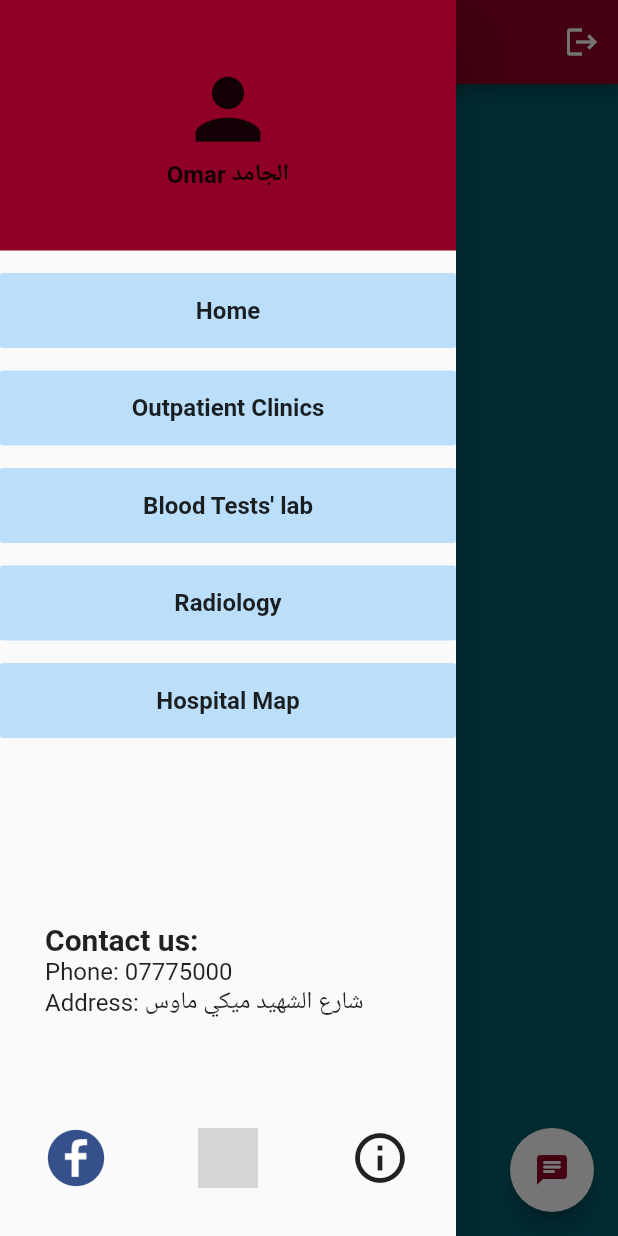
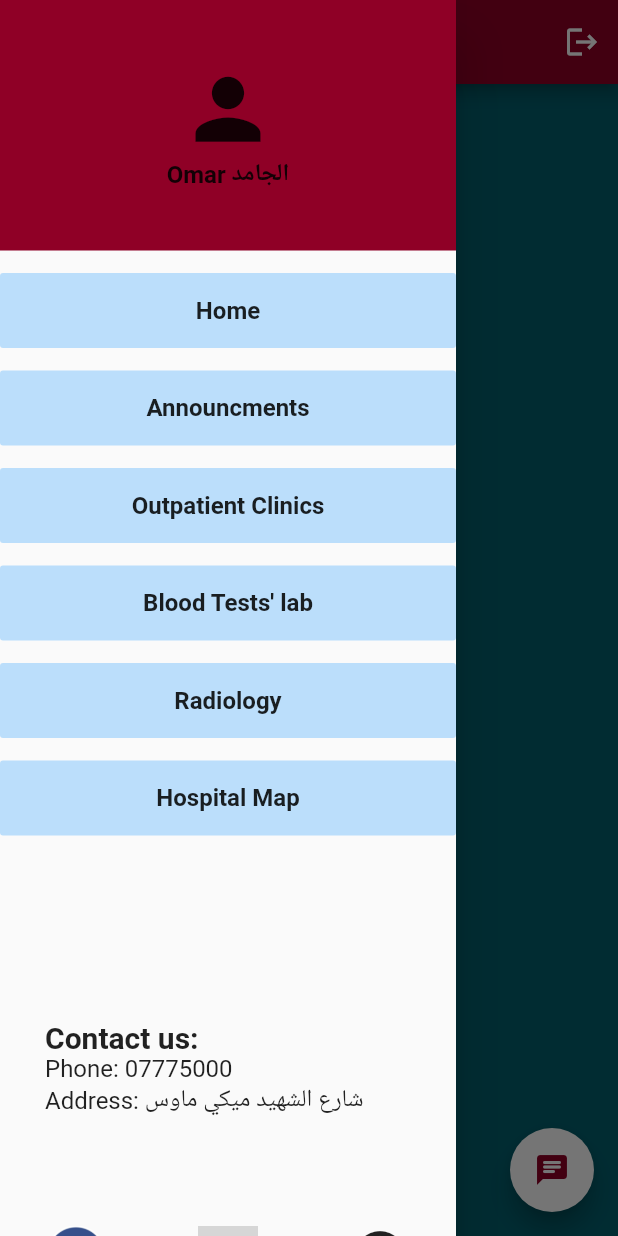
Before and after one commit to Omar-Abdullah-Muhammad-AlMaghawry/Hospital-Management-System, a Flutter app: the screen it shows after launch, with the side drawer open, on a phone screen of 412 x 824 dp. Run offline on Flutter 3.47's test engine with Material 2 defaults, Android fonts, the phone set to English and light mode, and no system bars; our stand-ins replace cloud_firestore, firebase_core, firebase_storage, image_picker; accounts and stored records are empty; grey boxes are pictures that could not be loaded.

Commit message:
Finalized doctor drawer

```diff
--- a/HMS/lib/widgets/DoctorDrawer.dart
+++ b/HMS/lib/widgets/DoctorDrawer.dart
@@ -35,6 +35,26 @@ class DoctorDrawer extends StatelessWidget {
                 alignment: Alignment.center,
                 child: Text(
                   'Home',
+                  textAlign: TextAlign.center,
+                  style: TextStyle(
+                    fontSize: 16,
+                    fontWeight: FontWeight.bold,
+                  ),
+                ),
+              ),
+            ),
+          ),
+          Container(
+            padding: EdgeInsets.only(top: 15),
+            child: FlatButton(
+              color: Colors.blue[100],
+              onPressed: () => {},
+              child: Container(
+                width: double.infinity,
+                height: 50,
+                alignment: Alignment.center,
+                child: Text(
+                  'Announcments',
                   textAlign: TextAlign.center,
                   style: TextStyle(
                     fontSize: 16,
```
